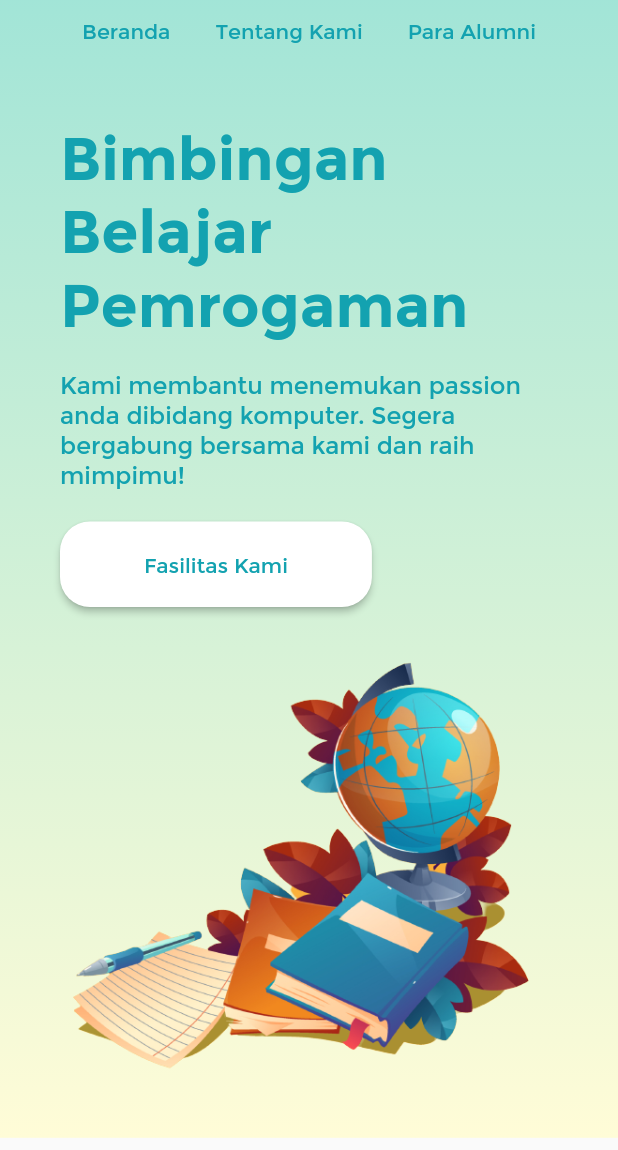
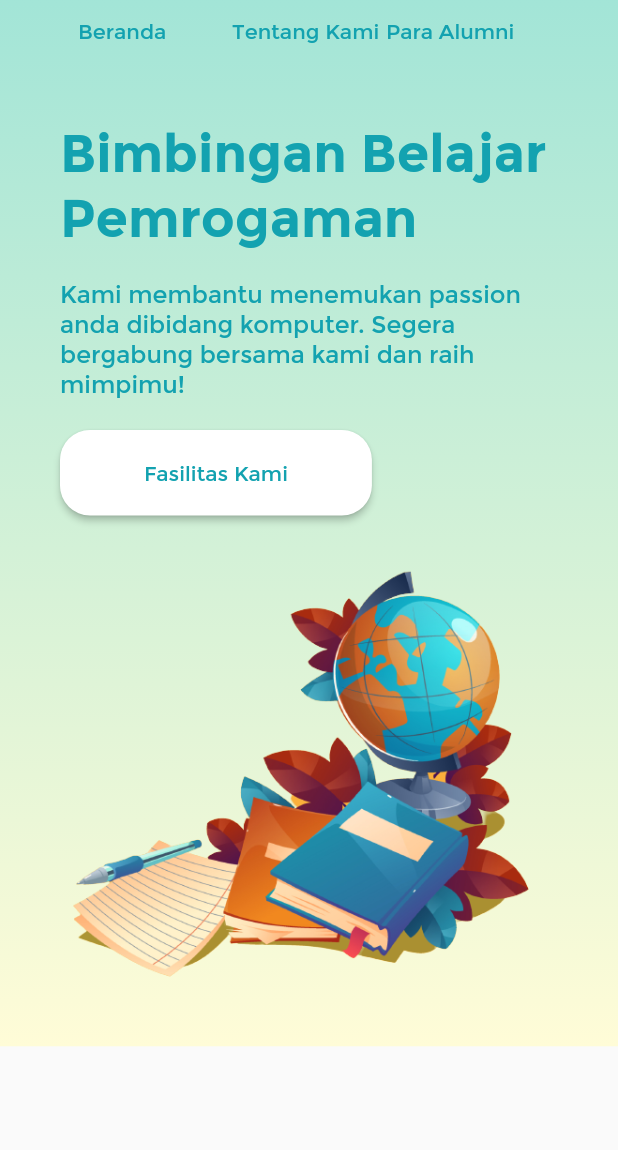
Before and after one commit to rahmatpras/prastyo_bimbel, a Flutter app: the screen it shows after launch, on a phone screen of 412 x 824 dp, the part 86-1236 px from its top. Run offline on Flutter 3.47's test engine with Material 2 defaults, Android fonts, the phone set to English and light mode, and no system bars; drawn by our look-alikes of auto_size_text.

Commit message:
application improvements to be more responsive

```diff
--- a/lib/landingpage/landing_page.dart
+++ b/lib/landingpage/landing_page.dart
@@ -1,3 +1,4 @@
+import 'package:auto_size_text/auto_size_text.dart';
 import 'package:flutter/material.dart';
 
 class LandingPage extends StatelessWidget {
@@ -6,8 +7,9 @@ class LandingPage extends StatelessWidget {
       Container(
         width: width,
         child: Column(crossAxisAlignment: CrossAxisAlignment.start, children: [
-          Text(
+          AutoSizeText(
             "Bimbingan Belajar \nPemrogaman",
+            maxLines: 2,
             style: TextStyle(
               fontWeight: FontWeight.bold,
               fontSize: 40,
@@ -34,7 +36,9 @@ class LandingPage extends StatelessWidget {
                 ),
                 child: Text(
                   "Fasilitas Kami",
-                  style: TextStyle(color: Color.fromRGBO(19, 162, 176, 1),),
+                  style: TextStyle(
+                    color: Color.fromRGBO(19, 162, 176, 1),
+                  ),
                 ),
               ),
               shape: RoundedRectangleBorder(
--- a/lib/main.dart
+++ b/lib/main.dart
@@ -14,7 +14,7 @@ class MyApp extends StatelessWidget {
   Widget build(BuildContext context) {
     return MaterialApp(
       debugShowCheckedModeBanner: false,
-      title: 'Flutter Demo',
+      title: 'Prastyo Bimbel',
       theme: ThemeData(
         fontFamily: "Montserrat",
         primarySwatch: Colors.blue,
--- a/lib/navbar/nav_bar.dart
+++ b/lib/navbar/nav_bar.dart
@@ -89,8 +89,7 @@ class MobileNavBar extends StatelessWidget {
     return Padding(
       padding: const EdgeInsets.symmetric(vertical: 20, horizontal: 40),
       child: Container(
-        child: Column(
-          children: [
+        child: Column(children: [
           Text(
             "Prastyo Bimbel",
             style: TextStyle(
@@ -104,35 +103,37 @@ class MobileNavBar extends StatelessWidget {
             child: Row(
               mainAxisAlignment: MainAxisAlignment.center,
               children: [
-                  Text(
+                Expanded(
+                  flex: 1,
+                  child: Text(
                     "Beranda",
                     style: TextStyle(
                       color: Color.fromRGBO(19, 162, 176, 1),
                     ),
                   ),
-                  SizedBox(
-                    width: 30,
                 ),
-                  Text(
+                Expanded(
+                  flex: 1,
+                  child: Text(
                     "Tentang Kami",
                     style: TextStyle(
                       color: Color.fromRGBO(19, 162, 176, 1),
                     ),
                   ),
-                  SizedBox(
-                    width: 30,
                 ),
-                  Text(
+                Expanded(
+                  flex: 1,
+                  child: Text(
                     "Para Alumni",
                     style: TextStyle(
                       color: Color.fromRGBO(19, 162, 176, 1),
                     ),
                   ),
+                ),
               ],
             ),
           )
-          ]
-        ),
+        ]),
       ),
     );
   }
```
Lines whose indentation alone changed are shown as unchanged.
